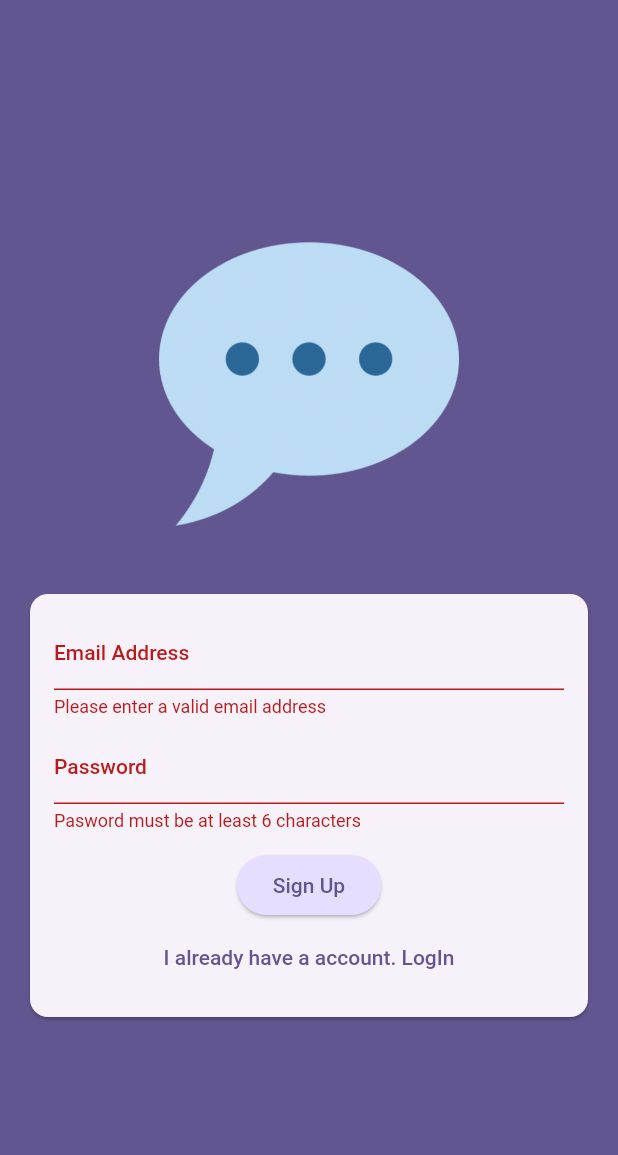
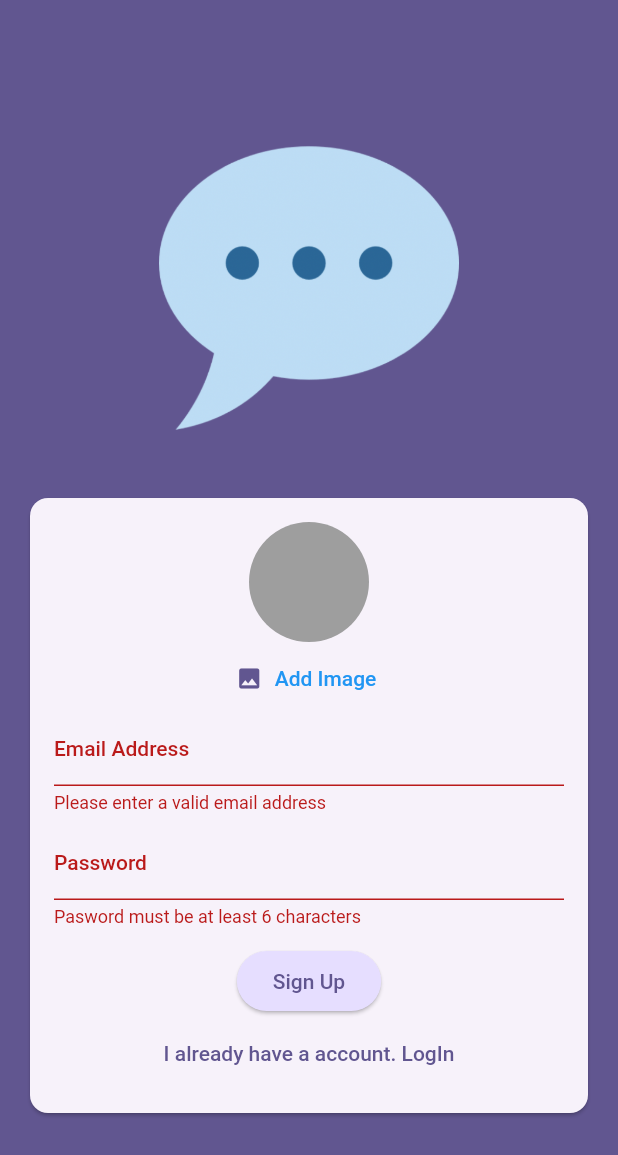
Before and after one commit to abdGhost/Flutter_Chat, a Flutter app: the screen it shows after launch, after a tap on "Login", after a tap on "Create a new account", on a phone screen of 412 x 824 dp. Shown: the top 1155 px of the screen. Run offline on Flutter 3.47's test engine with Material 2 defaults, Android fonts, the phone set to English and light mode, and no system bars; our stand-ins replace firebase_auth, firebase_core, firebase_storage, image_picker; accounts and stored records are empty.

Commit message:
Added image while signin user

```diff
--- a/lib/screens/auth_screen.dart
+++ b/lib/screens/auth_screen.dart
@@ -1,6 +1,10 @@
+import 'dart:io';
+
+import 'package:firebase_storage/firebase_storage.dart';
 import 'package:flutter/material.dart';
 
 import 'package:firebase_auth/firebase_auth.dart';
+import 'package:flutter_chat/widgets/user_image_picker.dart';
 
 final _firebaseAuth = FirebaseAuth.instance;
 
@@ -18,6 +22,7 @@ class _AuthScreenState extends State<AuthScreen> {
   bool _isLogin = true;
   String _enteredEmail = '';
   String _enteredPassword = '';
+  File? _selectedImage;
 
   Future<void> _submit() async {
     final validValue = _formKey.currentState!.validate();
@@ -26,20 +31,34 @@ class _AuthScreenState extends State<AuthScreen> {
       return;
     }
 
+    if (!_isLogin && _selectedImage == null) {
+      return;
+    }
+
     _formKey.currentState!.save();
     try {
       if (_isLogin) {
         //login user in
+        // ignore: unused_local_variable
         final userCredential = await _firebaseAuth.signInWithEmailAndPassword(
           email: _enteredEmail,
           password: _enteredPassword,
         );
       } else {
+        // ignore: unused_local_variable
         final userCredentials =
             await _firebaseAuth.createUserWithEmailAndPassword(
           email: _enteredEmail,
           password: _enteredPassword,
         );
+        final storageRef = FirebaseStorage.instance
+            .ref()
+            .child('user_images')
+            .child('${userCredentials.user!.uid}.jpg');
+
+        await storageRef.putFile(_selectedImage!);
+        final imageUrl = storageRef.getDownloadURL();
+        print(imageUrl);
       }
     } on FirebaseAuthException catch (error) {
       if (error.code == 'email-already-in-use') {
@@ -85,6 +104,12 @@ class _AuthScreenState extends State<AuthScreen> {
                       child: Column(
                         mainAxisSize: MainAxisSize.min,
                         children: [
+                          if (!_isLogin)
+                            UserImagePicker(
+                              onPickImage: ((pickedImage) {
+                                _selectedImage = pickedImage;
+                              }),
+                            ),
                           TextFormField(
                             decoration: const InputDecoration(
                               labelText: 'Email Address',
--- /dev/null
+++ b/lib/widgets/user_image_picker.dart
@@ -0,0 +1,64 @@
+import 'dart:io';
+
+import 'package:flutter/material.dart';
+import 'package:image_picker/image_picker.dart';
+
+class UserImagePicker extends StatefulWidget {
+  const UserImagePicker({
+    super.key,
+    required this.onPickImage,
+  });
+
+  final void Function(File _pickedImage) onPickImage;
+
+  @override
+  State<UserImagePicker> createState() {
+    return _UserImagePickerState();
+  }
+}
+
+class _UserImagePickerState extends State<UserImagePicker> {
+  File? _imagePickedFile;
+
+  void _pickImage() async {
+    final imagePicked = await ImagePicker().pickImage(
+      source: ImageSource.camera,
+      imageQuality: 50,
+      maxWidth: 150,
+    );
+
+    if (imagePicked == null) {
+      return;
+    }
+    setState(() {
+      _imagePickedFile = File(imagePicked.path);
+    });
+    widget.onPickImage(_imagePickedFile!);
+  }
+
+  @override
+  Widget build(BuildContext context) {
+    return Column(
+      children: [
+        CircleAvatar(
+          radius: 40,
+          backgroundColor: Colors.grey,
+          foregroundImage:
+              _imagePickedFile != null ? FileImage(_imagePickedFile!) : null,
+        ),
+        TextButton.icon(
+          onPressed: _pickImage,
+          icon: const Icon(
+            Icons.image,
+          ),
+          label: Text(
+            'Add Image',
+            style: TextStyle(
+              color: Theme.of(context).primaryColor,
+            ),
+          ),
+        )
+      ],
+    );
+  }
+}
```
Also changed, not shown: 2 other files.
